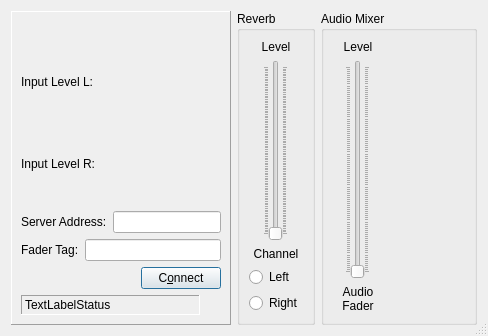
This is src/llconclientdlgbase.ui in jamulussoftware/jamulus as Qt 5 draws it before an edit. The edited form follows.
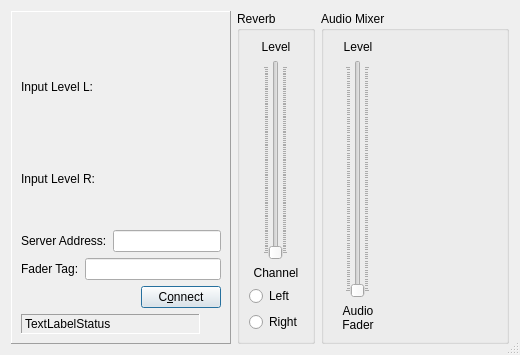
This is the edited form. Icons and pictures are not drawn. Custom widgets are drawn as their Qt base class.

Diff of the .ui file:
```diff
--- a/src/llconclientdlgbase.ui
+++ b/src/llconclientdlgbase.ui
@@ -5,8 +5,8 @@
    <rect>
     <x>0</x>
     <y>0</y>
-    <width>488</width>
-    <height>336</height>
+    <width>520</width>
+    <height>355</height>
    </rect>
   </property>
   <property name="windowTitle" >
@@ -106,7 +106,7 @@
         <item>
          <layout class="QVBoxLayout" >
           <property name="spacing" >
-           <number>0</number>
+           <number>6</number>
           </property>
           <item>
            <widget class="CMultiColorLEDBar" native="1" name="MultiColorLEDBarInputLevelL" >
```
